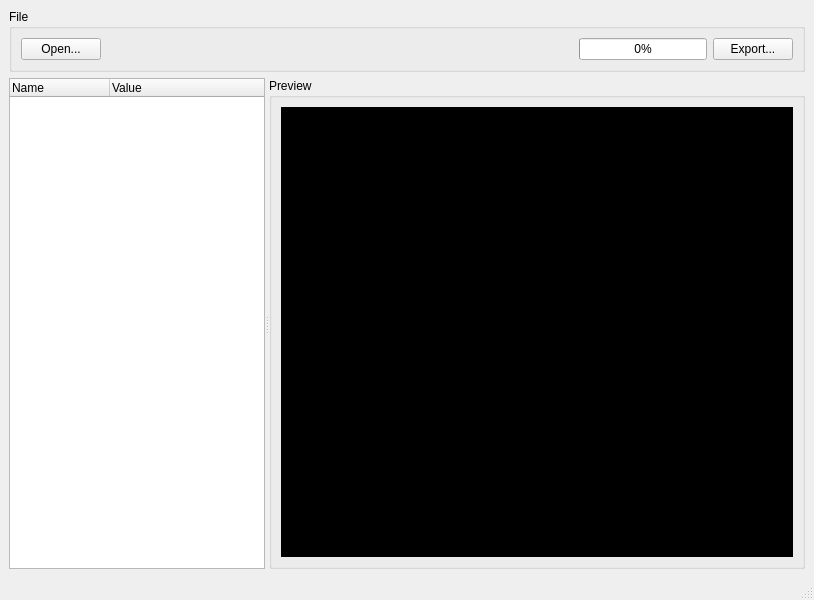
This is controller_pc/ui/videoEditor.ui in dridri/bcflight as Qt 5 draws it before an edit. The edited form follows.
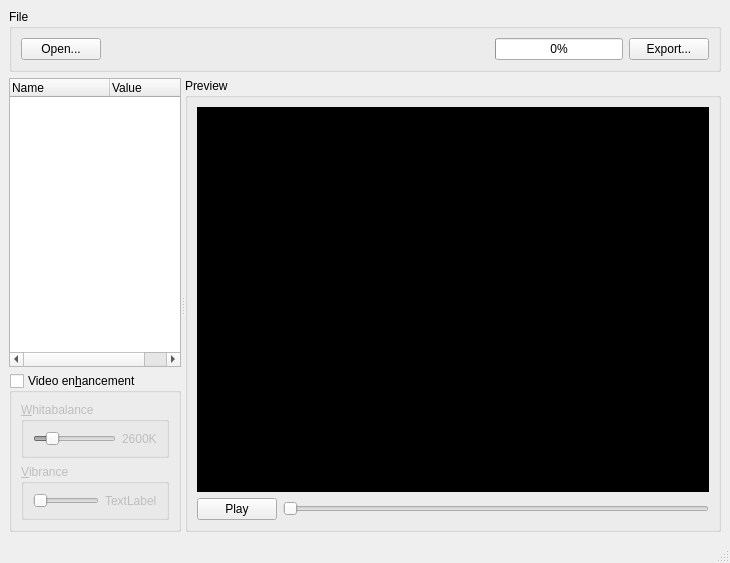
This is the edited form. Custom widgets are drawn as their Qt base class.

```diff
--- a/controller_pc/ui/videoEditor.ui
+++ b/controller_pc/ui/videoEditor.ui
@@ -6,15 +6,15 @@
    <rect>
     <x>0</x>
     <y>0</y>
-    <width>800</width>
-    <height>600</height>
+    <width>730</width>
+    <height>563</height>
    </rect>
   </property>
   <property name="windowTitle">
    <string>BCFlight - VideoEditor</string>
   </property>
   <widget class="QWidget" name="centralwidget">
-   <layout class="QGridLayout" name="gridLayout_2">
+   <layout class="QGridLayout" name="gridLayout_3">
     <item row="0" column="0">
      <widget class="QGroupBox" name="groupBox">
       <property name="sizePolicy">
@@ -93,23 +93,108 @@
       <property name="childrenCollapsible">
        <bool>false</bool>
       </property>
-      <widget class="QTreeWidget" name="tree">
-       <property name="sizePolicy">
-        <sizepolicy hsizetype="Fixed" vsizetype="Expanding">
-         <horstretch>0</horstretch>
-         <verstretch>0</verstretch>
-        </sizepolicy>
-       </property>
-       <column>
-        <property name="text">
-         <string>Name</string>
-        </property>
-       </column>
-       <column>
-        <property name="text">
-         <string>Value</string>
-        </property>
-       </column>
+      <widget class="QWidget" name="widdget" native="true">
+       <layout class="QGridLayout" name="gridLayout_2">
+        <item row="0" column="0">
+         <widget class="QTreeWidget" name="tree">
+          <column>
+           <property name="text">
+            <string>Name</string>
+           </property>
+          </column>
+          <column>
+           <property name="text">
+            <string>Value</string>
+           </property>
+          </column>
+         </widget>
+        </item>
+        <item row="1" column="0">
+         <widget class="QGroupBox" name="video_enhance">
+          <property name="sizePolicy">
+           <sizepolicy hsizetype="Preferred" vsizetype="Fixed">
+            <horstretch>0</horstretch>
+            <verstretch>0</verstretch>
+           </sizepolicy>
+          </property>
+          <property name="title">
+           <string>Video en&amp;hancement</string>
+          </property>
+          <property name="checkable">
+           <bool>true</bool>
+          </property>
+          <property name="checked">
+           <bool>false</bool>
+          </property>
+          <layout class="QGridLayout" name="gridLayout_5">
+           <item row="0" column="0">
+            <widget class="QGroupBox" name="groupBox_4">
+             <property name="title">
+              <string>&amp;Whitabalance</string>
+             </property>
+             <property name="checked">
+              <bool>false</bool>
+             </property>
+             <layout class="QGridLayout" name="gridLayout_6">
+              <item row="0" column="0">
+               <widget class="QSlider" name="temp">
+                <property name="minimum">
+                 <number>1000</number>
+                </property>
+                <property name="maximum">
+                 <number>10000</number>
+                </property>
+                <property name="value">
+                 <number>2600</number>
+                </property>
+                <property name="orientation">
+                 <enum>Qt::Horizontal</enum>
+                </property>
+               </widget>
+              </item>
+              <item row="0" column="1">
+               <widget class="QLabel" name="temp_value">
+                <property name="text">
+                 <string>2600K</string>
+                </property>
+               </widget>
+              </item>
+             </layout>
+            </widget>
+           </item>
+           <item row="1" column="0">
+            <widget class="QGroupBox" name="groupBox_5">
+             <property name="title">
+              <string>&amp;Vibrance</string>
+             </property>
+             <property name="checked">
+              <bool>false</bool>
+             </property>
+             <layout class="QGridLayout" name="gridLayout_7">
+              <item row="0" column="0">
+               <widget class="QSlider" name="vibrance">
+                <property name="maximum">
+                 <number>100</number>
+                </property>
+                <property name="orientation">
+                 <enum>Qt::Horizontal</enum>
+                </property>
+               </widget>
+              </item>
+              <item row="0" column="1">
+               <widget class="QLabel" name="vibrance_value">
+                <property name="text">
+                 <string>TextLabel</string>
+                </property>
+               </widget>
+              </item>
+             </layout>
+            </widget>
+           </item>
+          </layout>
+         </widget>
+        </item>
+       </layout>
       </widget>
       <widget class="QGroupBox" name="groupBox_2">
        <property name="sizePolicy">
@@ -118,12 +203,32 @@
          <verstretch>0</verstretch>
         </sizepolicy>
        </property>
+       <property name="minimumSize">
+        <size>
+         <width>0</width>
+         <height>400</height>
+        </size>
+       </property>
        <property name="title">
         <string>Preview</string>
        </property>
-       <layout class="QGridLayout" name="gridLayout_3">
-        <item row="0" column="0">
-         <widget class="QWidget" name="preview" native="true">
+       <layout class="QGridLayout" name="gridLayout_4">
+        <item row="2" column="1">
+         <widget class="QSlider" name="horizontalSlider">
+          <property name="orientation">
+           <enum>Qt::Horizontal</enum>
+          </property>
+         </widget>
+        </item>
+        <item row="2" column="0">
+         <widget class="QPushButton" name="play">
+          <property name="text">
+           <string>Play</string>
+          </property>
+         </widget>
+        </item>
+        <item row="0" column="0" colspan="2">
+         <widget class="VideoViewer" name="preview" native="true">
           <property name="minimumSize">
            <size>
             <width>512</width>
@@ -153,6 +258,14 @@
   </widget>
   <widget class="QStatusBar" name="statusbar"/>
  </widget>
+ <customwidgets>
+  <customwidget>
+   <class>VideoViewer</class>
+   <extends>QWidget</extends>
+   <header>VideoViewer.h</header>
+   <container>1</container>
+  </customwidget>
+ </customwidgets>
  <resources/>
  <connections/>
 </ui>
```
Left out of the diff: 4 changed lines with no effect on the pictures.
